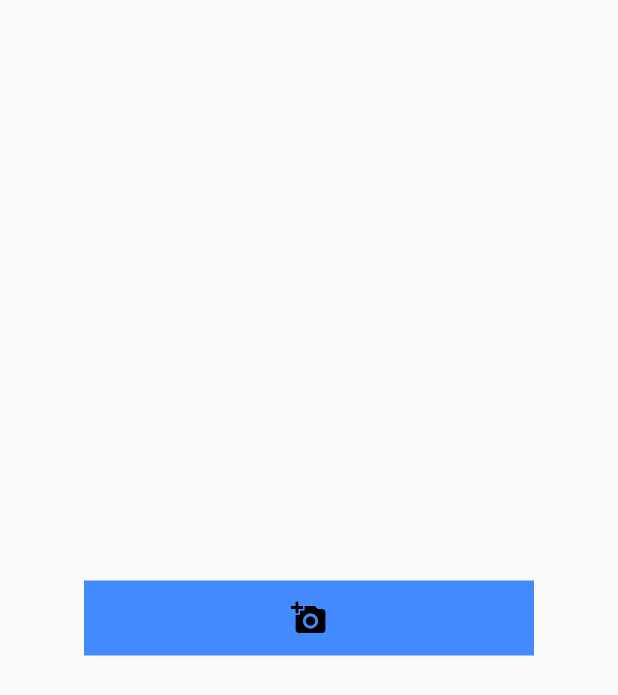
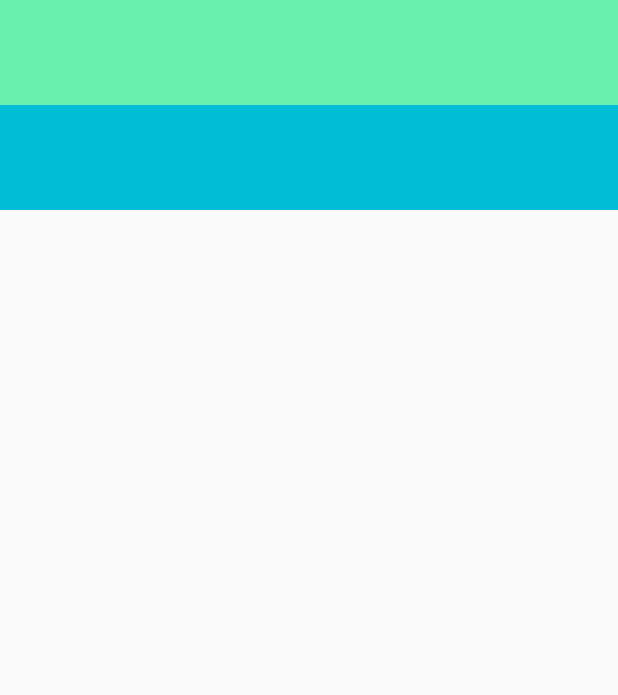
Before and after one commit to gablemos-zz/flutter-study, a Flutter app: the screen it shows after launch, on a phone screen of 412 x 824 dp. Shown: the top 695 px of the screen. Run offline on Flutter 3.47's test engine with Material 2 defaults, Android fonts, the phone set to English and light mode, and no system bars.

Commit message:
widget Column

```diff
--- a/my-first-app/myapp/lib/main.dart
+++ b/my-first-app/myapp/lib/main.dart
@@ -11,26 +11,31 @@ class MyApp extends StatelessWidget {
         primarySwatch: Colors.blue,
       ),
       home: Scaffold(
-        body: HomeWidget(),
+        body: Column(
+          children: <Widget>[
+            Container(
+              height: 70,
+              width: double.infinity,
+              color: Colors.greenAccent
+            ),
+            Container(
+              height: 70,
+              width: double.infinity,
+              color: Colors.cyan
+            )
+          ],
+        ),
       ),
     );
   }
 }
 
-class HomeWidget extends StatelessWidget {
+class ButtonIcon extends StatelessWidget {
   @override
   Widget build(BuildContext context) {
-    return Center(
-        child: Container(
-          width: 300,
-          height: 50,
-          color: Colors.blueAccent,
-          alignment: Alignment.center,
-          child: Icon(
-            Icons.add_a_photo,
-            color: Colors.black
-          ),
-        ),
+    return Container(
+      width: 150,
+      height: 50,
     );
   }
 }
```
